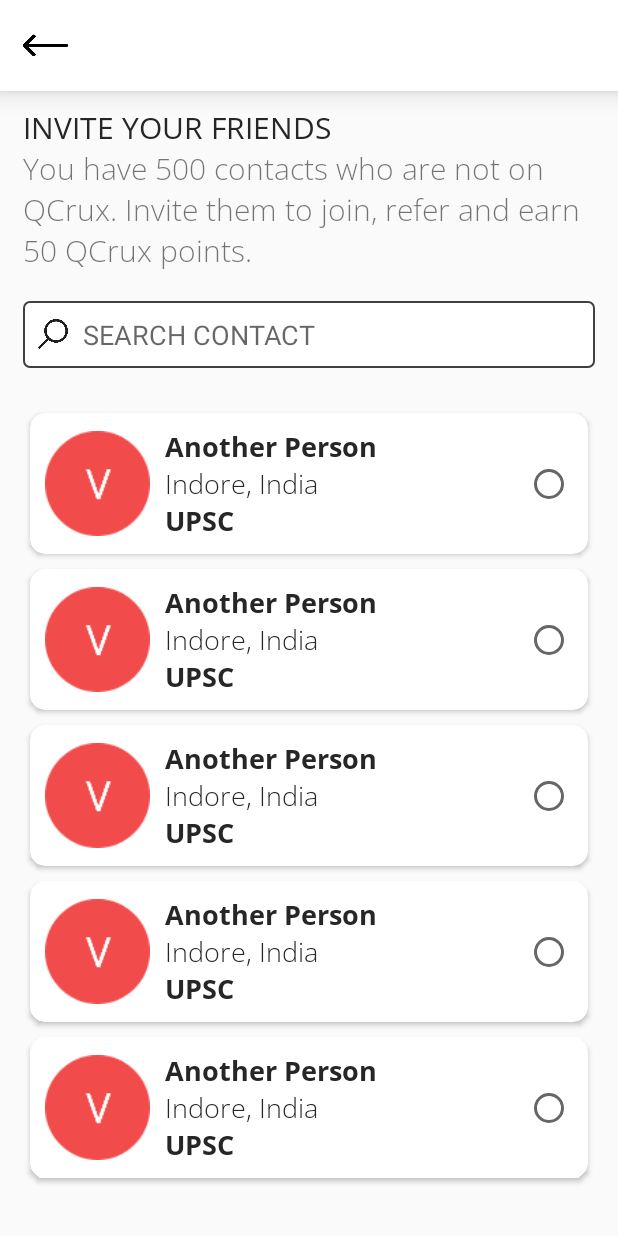
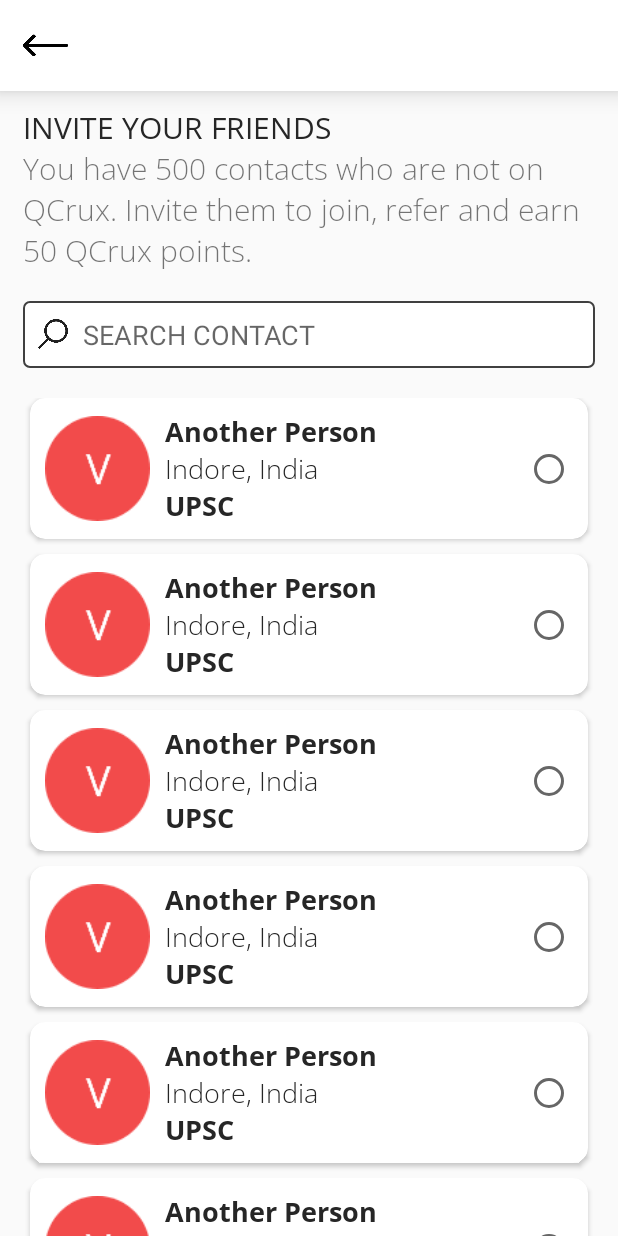
Before and after one commit to Anuragtech02/qcrux-wall, an Android app: the screen it shows after launch (MainActivity), on a phone screen of 412 x 824 dp. Run offline under Robolectric (Android 15) with nearby library versions, the phone set to English and light mode, and no system bars.

Commit message:
Invite friends layout complete

```diff
--- a/app/src/main/res/layout/activity_invite.xml
+++ b/app/src/main/res/layout/activity_invite.xml
@@ -117,10 +117,12 @@
             <LinearLayout
                 android:layout_width="match_parent"
                 android:layout_height="wrap_content"
+                android:isScrollContainer="true"
                 android:clipChildren="false"
                 android:clipToPadding="false"
                 android:orientation="vertical"
-                android:padding="10dp">
+                android:paddingHorizontal="10dp"
+                android:paddingBottom="250dp">
 
                 <androidx.cardview.widget.CardView
                     android:layout_width="match_parent"
@@ -507,6 +509,84 @@
 
                 </androidx.cardview.widget.CardView>
 
+                <androidx.cardview.widget.CardView
+                    android:layout_width="match_parent"
+                    android:layout_height="wrap_content"
+                    android:clipChildren="false"
+                    android:clipToPadding="false"
+                    android:divider="@android:color/transparent"
+                    android:dividerHeight="0.0px"
+                    android:layout_marginTop="10dp"
+                    app:cardCornerRadius="10dp"
+                    android:elevation="10dp"
+                    app:cardPreventCornerOverlap="false">
+
+                    <androidx.constraintlayout.widget.ConstraintLayout
+                        android:layout_width="match_parent"
+                        android:layout_height="wrap_content"
+                        android:padding="10dp">
+
+                        <ImageView
+                            android:id="@+id/dp5"
+                            android:layout_width="70dp"
+                            android:layout_height="70dp"
+                            android:src="@mipmap/dp"
+                            app:layout_constraintStart_toStartOf="parent"
+                            app:layout_constraintTop_toTopOf="parent"
+                            app:layout_constraintBottom_toBottomOf="parent"/>
+
+                        <TextView
+                            android:id="@+id/personName5"
+                            android:layout_width="wrap_content"
+                            android:layout_height="wrap_content"
+                            android:text="Another Person"
+                            android:textSize="18sp"
+                            android:layout_marginStart="10dp"
+                            android:fontFamily="@font/open_sans_bold"
+                            android:textColor="@color/colorHeading"
+                            app:layout_constraintTop_toTopOf="@id/dp5"
+                            app:layout_constraintBottom_toTopOf="@id/personLocation5"
+                            app:layout_constraintStart_toEndOf="@id/dp5"/>
+
+                        <TextView
+                            android:id="@+id/personLocation5"
+                            android:layout_width="wrap_content"
+                            android:layout_height="wrap_content"
+                            android:text="Indore, India"
+                            android:textSize="18sp"
+                            android:layout_marginStart="10dp"
+                            android:fontFamily="@font/open_sans_light"
+                            android:textColor="@color/colorHeading"
+                            app:layout_constraintBottom_toTopOf="@id/personGoal5"
+                            app:layout_constraintTop_toBottomOf="@id/personName5"
+                            app:layout_constraintStart_toEndOf="@id/dp5"/>
+
+                        <TextView
+                            android:id="@+id/personGoal5"
+                            android:layout_width="wrap_content"
+                            android:layout_height="wrap_content"
+                            android:text="UPSC"
+                            android:textSize="18sp"
+                            android:layout_marginStart="10dp"
+                            android:fontFamily="@font/open_sans_bold"
+                            android:textColor="@color/colorHeading"
+                            app:layout_constraintTop_toBottomOf="@id/personLocation5"
+                            app:layout_constraintBottom_toBottomOf="@id/dp5"
+                            app:layout_constraintStart_toEndOf="@id/dp5"/>
+
+                        <RadioButton
+                            android:id="@+id/radioButton5"
+                            android:layout_width="wrap_content"
+                            android:layout_height="wrap_content"
+                            app:layout_constraintEnd_toEndOf="parent"
+                            app:layout_constraintTop_toTopOf="@id/dp5"
+                            app:layout_constraintBottom_toBottomOf="@id/dp5"/>
+
+                    </androidx.constraintlayout.widget.ConstraintLayout>
+
+                </androidx.cardview.widget.CardView>
+
+
             </LinearLayout>
         </ScrollView>
 
```
Also changed, not shown: 1 other file.
